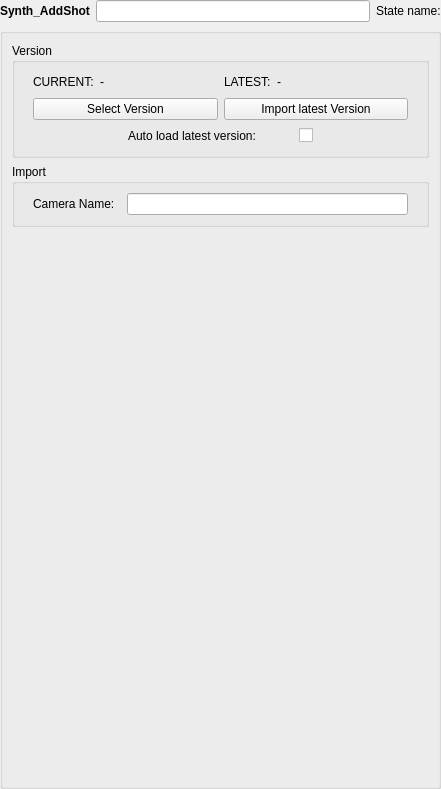
This is SynthEyes/Scripts/StateManagerNodes/StateUserInterfaces/Synth_AddShot.ui in AltaArts/SynthEyes_Integration--Prism-Plugin as Qt 5 draws it before an edit. The edited form follows.
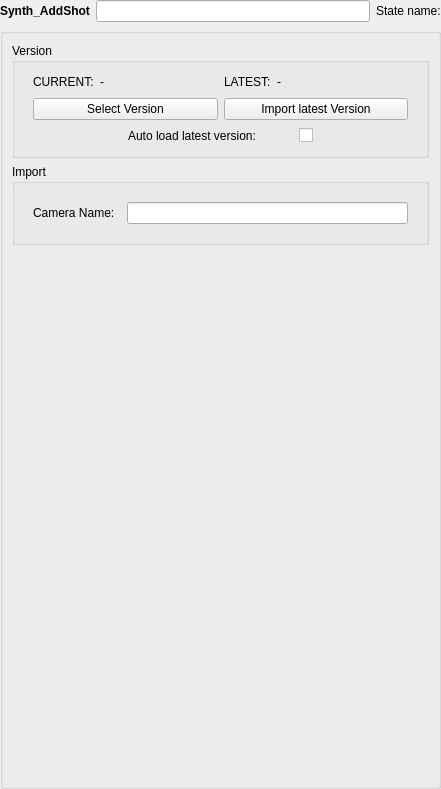
This is the edited form.

```diff
--- a/SynthEyes/Scripts/StateManagerNodes/StateUserInterfaces/Synth_AddShot.ui
+++ b/SynthEyes/Scripts/StateManagerNodes/StateUserInterfaces/Synth_AddShot.ui
@@ -284,6 +284,7 @@
         </property>
         <layout class="QVBoxLayout" name="verticalLayout_6">
          <item>
+          <widget class="QWidget" name="f_cameraName" native="true">
           <layout class="QHBoxLayout" name="horizontalLayout_2">
            <property name="leftMargin">
             <number>9</number>
@@ -302,6 +303,7 @@
             <widget class="QLineEdit" name="e_camName"/>
            </item>
           </layout>
+          </widget>
          </item>
         </layout>
        </widget>
```
Lines whose indentation alone changed are shown as unchanged.
